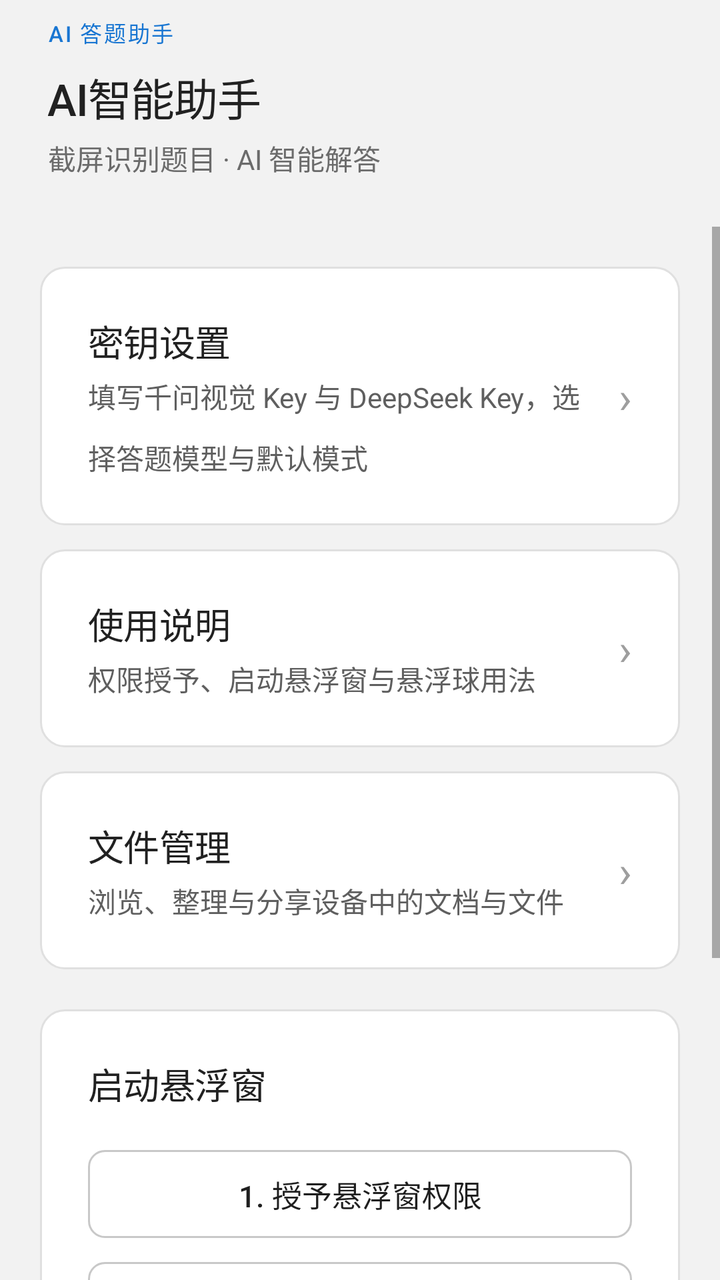
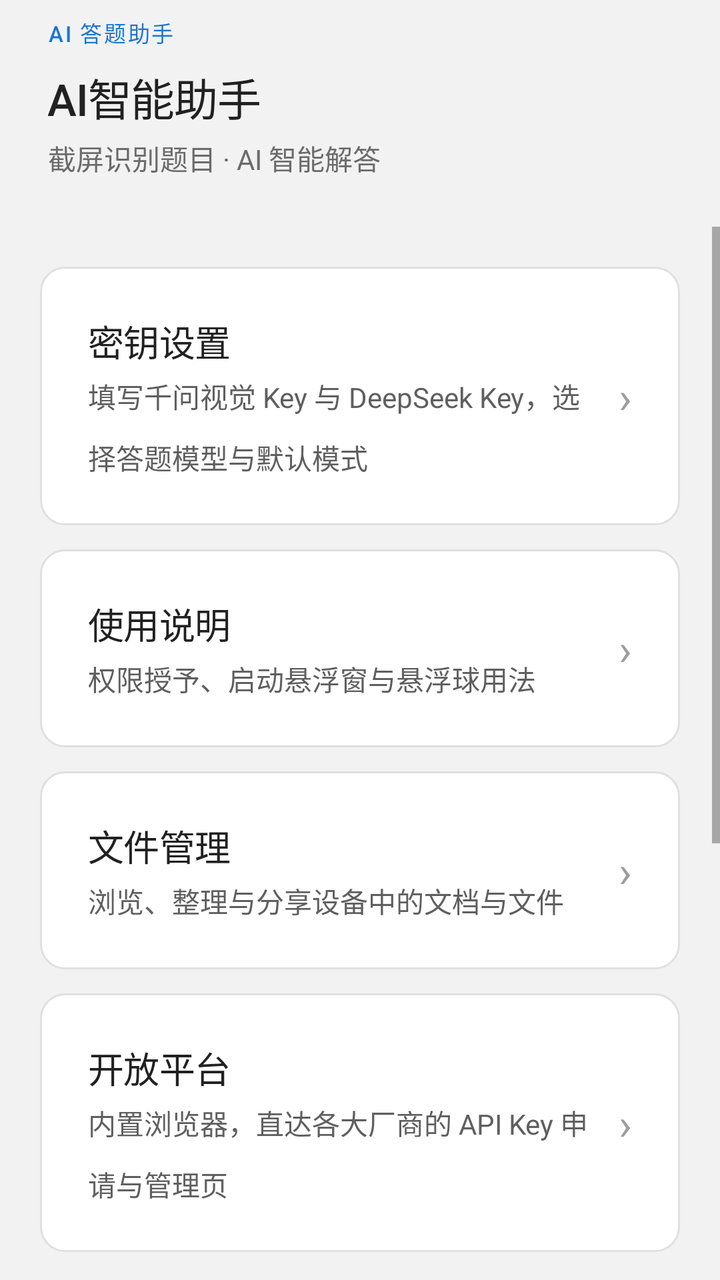

Two renders of the same Android screen: before a commit and after it. Below are the layout's source before the change and the commit's diff.
<!-- AndroidManifest.xml: application theme Theme.QuickAnswer -->
<!-- res/layout/activity_main.xml -->
<?xml version="1.0" encoding="utf-8"?>
<LinearLayout xmlns:android="http://schemas.android.com/apk/res/android"
    android:layout_width="match_parent"
    android:layout_height="match_parent"
    android:background="@color/brand_navy"
    android:fitsSystemWindows="true"
    android:orientation="vertical">

    
    <LinearLayout
        android:layout_width="match_parent"
        android:layout_height="wrap_content"
        android:background="@color/brand_navy"
        android:orientation="vertical"
        android:paddingStart="@dimen/space_xl"
        android:paddingTop="@dimen/space_xs"
        android:paddingEnd="@dimen/space_xl"
        android:paddingBottom="@dimen/space_xl">

        <TextView
            style="@style/Tv.HeroEyebrow"
            android:layout_width="wrap_content"
            android:layout_height="wrap_content"
            android:text="@string/eyebrow" />

        <TextView
            style="@style/Tv.HeroTitle"
            android:layout_width="wrap_content"
            android:layout_height="wrap_content"
            android:layout_marginTop="@dimen/space_xs"
            android:text="@string/app_name" />

        <TextView
            style="@style/Tv.HeroSubtitle"
            android:layout_width="wrap_content"
            android:layout_height="wrap_content"
            android:layout_marginTop="@dimen/space_xxs"
            android:text="@string/subtitle" />
    </LinearLayout>

    <ScrollView
        android:layout_width="match_parent"
        android:layout_height="0dp"
        android:layout_weight="1"
        android:background="@color/surface"
        android:fillViewport="true">

        <LinearLayout
            android:layout_width="match_parent"
            android:layout_height="wrap_content"
            android:orientation="vertical"
            android:padding="@dimen/space_lg">

            
            <LinearLayout
                android:id="@+id/cardKeys"
                android:layout_width="match_parent"
                android:layout_height="wrap_content"
                android:background="@drawable/bg_card_ripple"
                android:clickable="true"
                android:focusable="true"
                android:gravity="center_vertical"
                android:orientation="horizontal"
                android:padding="@dimen/space_xl">

                <LinearLayout
                    android:layout_width="0dp"
                    android:layout_height="wrap_content"
                    android:layout_weight="1"
                    android:orientation="vertical">

                    <TextView
                        style="@style/Tv.SectionTitle"
                        android:layout_width="wrap_content"
                        android:layout_height="wrap_content"
                        android:text="@string/entry_keys_title" />

                    <TextView
                        style="@style/Tv.BodySm"
                        android:layout_width="match_parent"
                        android:layout_height="wrap_content"
                        android:layout_marginTop="@dimen/space_xxs"
                        android:text="@string/entry_keys_desc" />
                </LinearLayout>

                <TextView
                    android:layout_width="wrap_content"
                    android:layout_height="wrap_content"
                    android:layout_marginStart="@dimen/space_sm"
                    android:text="›"
                    android:textColor="@color/stone"
                    android:textSize="22sp" />
            </LinearLayout>

            
            <LinearLayout
                android:id="@+id/cardHelp"
                android:layout_width="match_parent"
                android:layout_height="wrap_content"
                android:layout_marginTop="@dimen/space_sm"
                android:background="@drawable/bg_card_ripple"
                android:clickable="true"
                android:focusable="true"
                android:gravity="center_vertical"
                android:orientation="horizontal"
                android:padding="@dimen/space_xl">

                <LinearLayout
                    android:layout_width="0dp"
                    android:layout_height="wrap_content"
                    android:layout_weight="1"
                    android:orientation="vertical">

                    <TextView
                        style="@style/Tv.SectionTitle"
                        android:layout_width="wrap_content"
                        android:layout_height="wrap_content"
                        android:text="@string/entry_help_title" />

                    <TextView
                        style="@style/Tv.BodySm"
                        android:layout_width="match_parent"
                        android:layout_height="wrap_content"
                        android:layout_marginTop="@dimen/space_xxs"
                        android:text="@string/entry_help_desc" />
                </LinearLayout>

                <TextView
                    android:layout_width="wrap_content"
                    android:layout_height="wrap_content"
                    android:layout_marginStart="@dimen/space_sm"
                    android:text="›"
                    android:textColor="@color/stone"
                    android:textSize="22sp" />
            </LinearLayout>

            
            <LinearLayout
                android:id="@+id/cardFiles"
                android:layout_width="match_parent"
                android:layout_height="wrap_content"
                android:layout_marginTop="@dimen/space_sm"
                android:background="@drawable/bg_card_ripple"
                android:clickable="true"
                android:focusable="true"
                android:gravity="center_vertical"
                android:orientation="horizontal"
                android:padding="@dimen/space_xl">

                <LinearLayout
                    android:layout_width="0dp"
                    android:layout_height="wrap_content"
                    android:layout_weight="1"
                    android:orientation="vertical">

                    <TextView
                        style="@style/Tv.SectionTitle"
                        android:layout_width="wrap_content"
                        android:layout_height="wrap_content"
                        android:text="@string/entry_files_title" />

                    <TextView
                        style="@style/Tv.BodySm"
                        android:layout_width="match_parent"
                        android:layout_height="wrap_content"
                        android:layout_marginTop="@dimen/space_xxs"
                        android:text="@string/entry_files_desc" />
                </LinearLayout>

                <TextView
                    android:layout_width="wrap_content"
                    android:layout_height="wrap_content"
                    android:layout_marginStart="@dimen/space_sm"
                    android:text="›"
                    android:textColor="@color/stone"
                    android:textSize="22sp" />
            </LinearLayout>

            
            <LinearLayout
                android:layout_width="match_parent"
                android:layout_height="wrap_content"
                android:layout_marginTop="@dimen/space_lg"
                android:background="@drawable/bg_card"
                android:orientation="vertical"
                android:padding="@dimen/space_xl">

                <TextView
                    style="@style/Tv.SectionTitle"
                    android:layout_width="wrap_content"
                    android:layout_height="wrap_content"
                    android:text="@string/launch_title" />

                <Button
                    android:id="@+id/btnOverlay"
                    style="@style/Btn.Secondary"
                    android:layout_width="match_parent"
                    android:layout_height="wrap_content"
                    android:layout_marginTop="@dimen/space_lg"
                    android:text="@string/step_overlay" />

                <Button
                    android:id="@+id/btnNotify"
                    style="@style/Btn.Secondary"
                    android:layout_width="match_parent"
                    android:layout_height="wrap_content"
                    android:layout_marginTop="@dimen/space_sm"
                    android:text="@string/step_notify" />

                
                <Button
                    android:id="@+id/btnStart"
                    style="@style/Btn.Primary"
                    android:layout_width="match_parent"
                    android:layout_height="wrap_content"
                    android:layout_marginTop="@dimen/space_lg"
                    android:text="@string/step_start" />

                <Button
                    android:id="@+id/btnStop"
                    style="@style/Btn.Ghost"
                    android:layout_width="match_parent"
                    android:layout_height="wrap_content"
                    android:layout_marginTop="@dimen/space_xs"
                    android:text="@string/stop_service" />

                <TextView
                    android:id="@+id/tvStatus"
                    style="@style/Tv.BodySm"
                    android:layout_width="match_parent"
                    android:layout_height="wrap_content"
                    android:layout_marginTop="@dimen/space_md"
                    android:text="@string/status_idle" />
            </LinearLayout>
        </LinearLayout>
    </ScrollView>
</LinearLayout>
<!-- resources referenced by this layout -->
<resources>
  <color name="brand_navy">#F2F2F2</color>
  <color name="stone">#9E9E9E</color>
  <color name="surface">#F2F2F2</color>
  <dimen name="space_lg">20dp</dimen>
  <dimen name="space_md">16dp</dimen>
  <dimen name="space_sm">12dp</dimen>
  <dimen name="space_xl">24dp</dimen>
  <dimen name="space_xs">8dp</dimen>
  <dimen name="space_xxs">4dp</dimen>
  <!-- drawable bg_card (drawable) -->
  <?xml version="1.0" encoding="utf-8"?>
  <shape xmlns:android="http://schemas.android.com/apk/res/android" android:shape="rectangle">
      <solid android:color="@color/canvas" />
      <stroke android:width="1dp" android:color="@color/hairline" />
      <corners android:radius="@dimen/radius_lg" />
  </shape>
  <string name="app_name">AI智能助手</string>
  <string name="entry_files_desc">浏览、整理与分享设备中的文档与文件</string>
  <string name="entry_files_title">文件管理</string>
  <string name="entry_help_desc">权限授予、启动悬浮窗与悬浮球用法</string>
  <string name="entry_help_title">使用说明</string>
  <string name="entry_keys_desc">填写千问视觉 Key 与 DeepSeek Key，选择答题模型与默认模式</string>
  <string name="entry_keys_title">密钥设置</string>
  <string name="eyebrow">AI 答题助手</string>
  <string name="launch_title">启动悬浮窗</string>
  <string name="status_idle">填写信息后即可启动。</string>
  <string name="step_notify">2. 授予通知权限</string>
  <string name="step_overlay">1. 授予悬浮窗权限</string>
  <string name="step_start">3. 启动悬浮窗</string>
  <string name="stop_service">停止悬浮窗</string>
  <string name="subtitle">截屏识别题目 · AI 智能解答</string>
  <style name="Tv.BodySm" parent="">
          <item name="android:fontFamily">sans-serif</item>
          <item name="android:textSize">14sp</item>
          <item name="android:textColor">@color/slate</item>
          <item name="android:lineSpacingMultiplier">1.5</item>
      </style>
  <style name="Tv.HeroEyebrow" parent="">
          <item name="android:fontFamily">sans-serif-medium</item>
          <item name="android:textSize">11sp</item>
          <item name="android:textColor">@color/brand_purple_300</item>
          <item name="android:letterSpacing">0.08</item>
          <item name="android:textAllCaps">true</item>
      </style>
  <style name="Tv.HeroSubtitle" parent="">
          <item name="android:fontFamily">sans-serif</item>
          <item name="android:textSize">14sp</item>
          <item name="android:textColor">@color/on_dark_muted</item>
          <item name="android:lineSpacingMultiplier">1.5</item>
      </style>
  <style name="Tv.HeroTitle" parent="">
          <item name="android:fontFamily">sans-serif-medium</item>
          <item name="android:textSize">22sp</item>
          <item name="android:textColor">@color/on_dark</item>
          <item name="android:letterSpacing">-0.02</item>
      </style>
  <style name="Tv.SectionTitle" parent="">
          <item name="android:fontFamily">sans-serif-medium</item>
          <item name="android:textSize">18sp</item>
          <item name="android:textColor">@color/charcoal</item>
          <item name="android:letterSpacing">-0.01</item>
      </style>
  <color name="canvas">#FFFFFF</color>
  <color name="hairline">#E0E0E0</color>
  <dimen name="radius_lg">12dp</dimen>
  <color name="hairline_strong">#C8C8C8</color>
  <color name="slate">#5F5F5F</color>
  <dimen name="control_height">44dp</dimen>
  <color name="on_primary">#FFFFFF</color>
  <color name="ink">#1F1F1F</color>
  <color name="brand_purple_300">#1976D2</color>
  <color name="on_dark_muted">#6B6B6B</color>
  <color name="on_dark">#212121</color>
  <color name="charcoal">#212121</color>
  <color name="primary">#1976D2</color>
  <dimen name="radius_sm">6dp</dimen>
  <color name="primary_pressed">#1565C0</color>
  <dimen name="radius_md">8dp</dimen>
  <!-- unchanged entries left out for length: 8 -->
</resources>

<!-- the commit's change to res/layout/activity_main.xml (unified diff, before → after) -->
@@ -178,6 +178,48 @@
 
             
             <LinearLayout
+                android:id="@+id/cardBrowser"
+                android:layout_width="match_parent"
+                android:layout_height="wrap_content"
+                android:layout_marginTop="@dimen/space_sm"
+                android:background="@drawable/bg_card_ripple"
+                android:clickable="true"
+                android:focusable="true"
+                android:gravity="center_vertical"
+                android:orientation="horizontal"
+                android:padding="@dimen/space_xl">
+
+                <LinearLayout
+                    android:layout_width="0dp"
+                    android:layout_height="wrap_content"
+                    android:layout_weight="1"
+                    android:orientation="vertical">
+
+                    <TextView
+                        style="@style/Tv.SectionTitle"
+                        android:layout_width="wrap_content"
+                        android:layout_height="wrap_content"
+                        android:text="@string/entry_browser_title" />
+
+                    <TextView
+                        style="@style/Tv.BodySm"
+                        android:layout_width="match_parent"
+                        android:layout_height="wrap_content"
+                        android:layout_marginTop="@dimen/space_xxs"
+                        android:text="@string/entry_browser_desc" />
+                </LinearLayout>
+
+                <TextView
+                    android:layout_width="wrap_content"
+                    android:layout_height="wrap_content"
+                    android:layout_marginStart="@dimen/space_sm"
+                    android:text="›"
+                    android:textColor="@color/stone"
+                    android:textSize="22sp" />
+            </LinearLayout>
+
+            
+            <LinearLayout
                 android:layout_width="match_parent"
                 android:layout_height="wrap_content"
                 android:layout_marginTop="@dimen/space_lg"
<!-- resource entries referenced after the edit -->
@@ -17,6 +17,8 @@
       <corners android:radius="@dimen/radius_lg" />
   </shape>
   <string name="app_name">AI智能助手</string>
+  <string name="entry_browser_desc">内置浏览器，直达各大厂商的 API Key 申请与管理页</string>
+  <string name="entry_browser_title">开放平台</string>
   <string name="entry_files_desc">浏览、整理与分享设备中的文档与文件</string>
   <string name="entry_files_title">文件管理</string>
   <string name="entry_help_desc">权限授予、启动悬浮窗与悬浮球用法</string>
